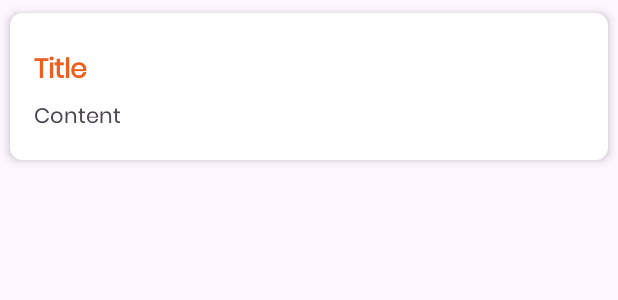
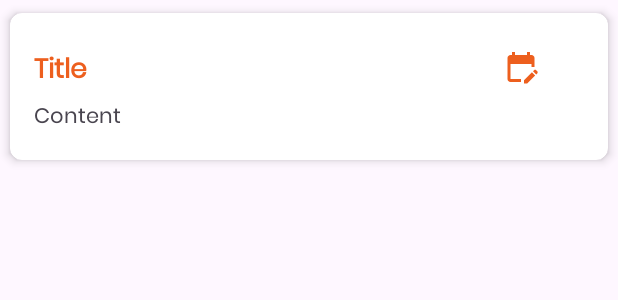
Before and after one commit to sasinduSilva/SQLiteNotesApp, an Android app: the layout note_item.xml on its own in the app's theme, with its tools: preview values and no code run, on a phone screen of 412 x 824 dp. Shown: the top 300 px of the screen. Run offline under Robolectric (Android 15) with nearby library versions, the phone set to English and light mode, and no system bars.

Commit message:
update done

```diff
--- /dev/null
+++ b/app/src/main/res/drawable/baseline_edit_calendar_24.xml
@@ -0,0 +1,5 @@
+<vector android:height="24dp" android:tint="#ED5F1E"
+    android:viewportHeight="24" android:viewportWidth="24"
+    android:width="24dp" xmlns:android="http://schemas.android.com/apk/res/android">
+    <path android:fillColor="@android:color/white" android:pathData="M12,22H5c-1.11,0 -2,-0.9 -2,-2L3.01,6c0,-1.1 0.88,-2 1.99,-2h1V2h2v2h8V2h2v2h1c1.1,0 2,0.9 2,2v6h-2v-2H5v10h7V22zM22.13,16.99l0.71,-0.71c0.39,-0.39 0.39,-1.02 0,-1.41l-0.71,-0.71c-0.39,-0.39 -1.02,-0.39 -1.41,0l-0.71,0.71L22.13,16.99zM21.42,17.7l-5.3,5.3H14v-2.12l5.3,-5.3L21.42,17.7z"/>
+</vector>
--- a/app/src/main/res/layout/note_item.xml
+++ b/app/src/main/res/layout/note_item.xml
@@ -31,6 +31,15 @@
                 android:textStyle="bold"
                 />
 
+            <ImageView
+                android:id="@+id/updateButton"
+                android:layout_width="24dp"
+                android:layout_height="24dp"
+                android:layout_alignParentEnd="true"
+                android:layout_marginEnd="30dp"
+                app:srcCompat="@drawable/baseline_edit_calendar_24" />
+
+
         </RelativeLayout>
         <TextView
             android:id="@+id/contentTextView"
```
Also changed, not shown: app/src/main/java/com/example/notessqlite/AddNoteActivity.kt (+26 -4 lines), app/src/main/java/com/example/notessqlite/MainActivity.kt (+16 -0 lines), app/src/main/java/com/example/notessqlite/NoteDatabaseHelper.kt (+49 -0 lines), app/src/main/java/com/example/notessqlite/NotesAdapter.kt (added, +46 -0 lines).
